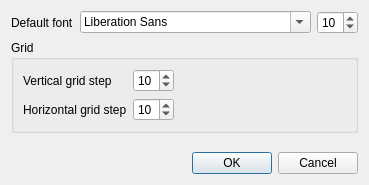
Old version of the form limereport/lrsettingdialog.ui in the repository fralx/LimeReport.
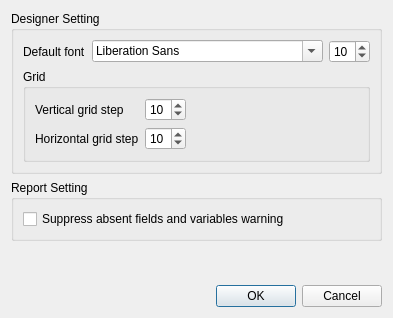
New version of the form.

Commit message:
Setting dialog has been modified to edit report settings
Setting dialog has been modified to edit report settings

Diff of the .ui file:
```diff
--- a/limereport/lrsettingdialog.ui
+++ b/limereport/lrsettingdialog.ui
@@ -7,13 +7,19 @@
     <x>0</x>
     <y>0</y>
     <width>351</width>
-    <height>185</height>
+    <height>318</height>
    </rect>
   </property>
   <property name="windowTitle">
    <string>Designer setting</string>
   </property>
-  <layout class="QVBoxLayout" name="verticalLayout_2">
+  <layout class="QVBoxLayout" name="verticalLayout_3">
+   <item>
+    <widget class="QGroupBox" name="groupBox_3">
+     <property name="title">
+      <string>Designer Setting</string>
+     </property>
+     <layout class="QVBoxLayout" name="verticalLayout">
    <item>
     <layout class="QHBoxLayout" name="horizontalLayout">
      <item>
@@ -102,6 +108,25 @@
      </layout>
     </widget>
    </item>
+     </layout>
+    </widget>
+   </item>
+   <item>
+    <widget class="QGroupBox" name="groupBox_2">
+     <property name="title">
+      <string>Report Setting</string>
+     </property>
+     <layout class="QVBoxLayout" name="verticalLayout_2">
+      <item>
+       <widget class="QCheckBox" name="cbSuppressWarnings">
+        <property name="text">
+         <string>Suppress absent fields and variables warning</string>
+        </property>
+       </widget>
+      </item>
+     </layout>
+    </widget>
+   </item>
    <item>
     <spacer name="verticalSpacer">
      <property name="orientation">
```
Left out of the diff: 8 changed lines with no effect on the pictures. Lines whose indentation alone changed are shown as unchanged. The commit also changes 3 other files.
